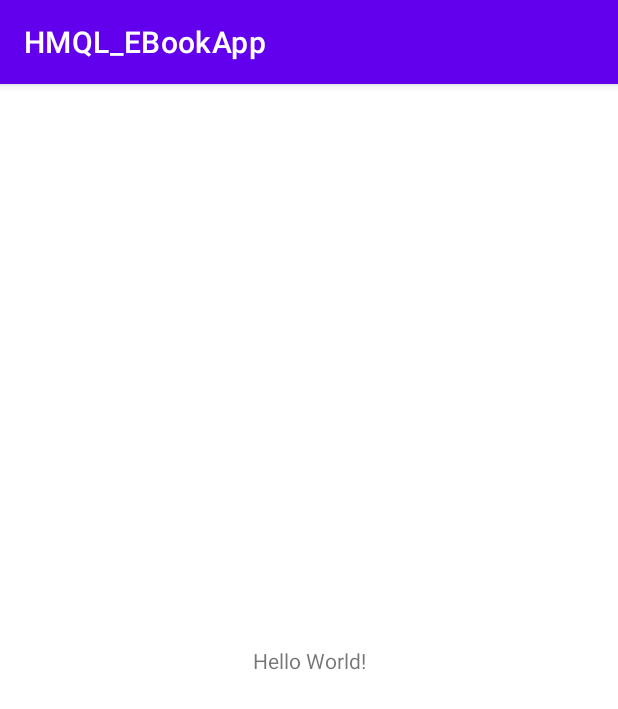
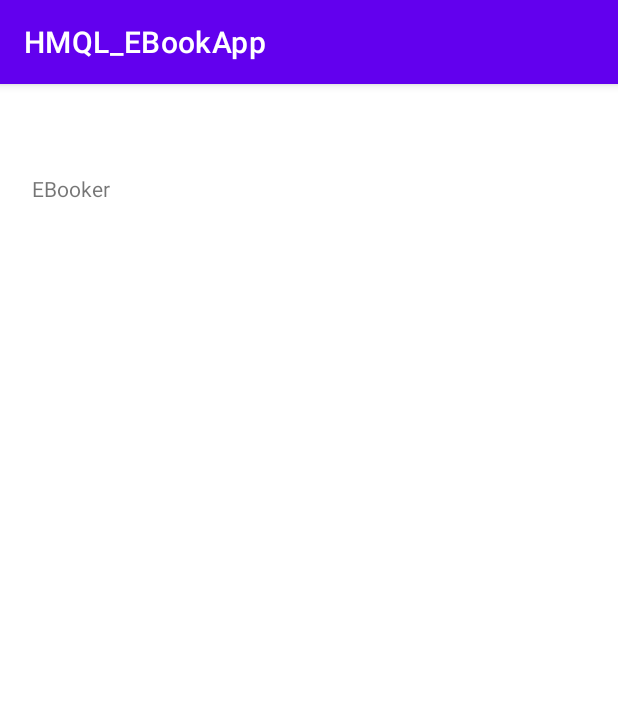
Before and after one commit to NguyenQuang179/HMQL_Mobile_20KTPM1_EBookApp, an Android app: the screen it shows after launch (MainActivity), on a phone screen of 412 x 824 dp. Shown: the top 709 px of the screen. Run offline under Robolectric (Android 15) with nearby library versions, the phone set to English and light mode, and no system bars.

Commit message:
Add New TextView

```diff
--- a/app/src/main/res/layout/activity_main.xml
+++ b/app/src/main/res/layout/activity_main.xml
@@ -7,12 +7,12 @@
     tools:context=".MainActivity">
 
     <TextView
+        android:id="@+id/eBooker"
         android:layout_width="wrap_content"
         android:layout_height="wrap_content"
-        android:text="Hello World!"
-        app:layout_constraintBottom_toBottomOf="parent"
-        app:layout_constraintEnd_toEndOf="parent"
+        android:layout_marginStart="21dp"
+        android:layout_marginTop="60dp"
+        android:text="EBooker"
         app:layout_constraintStart_toStartOf="parent"
         app:layout_constraintTop_toTopOf="parent" />
-
 </androidx.constraintlayout.widget.ConstraintLayout>
```
